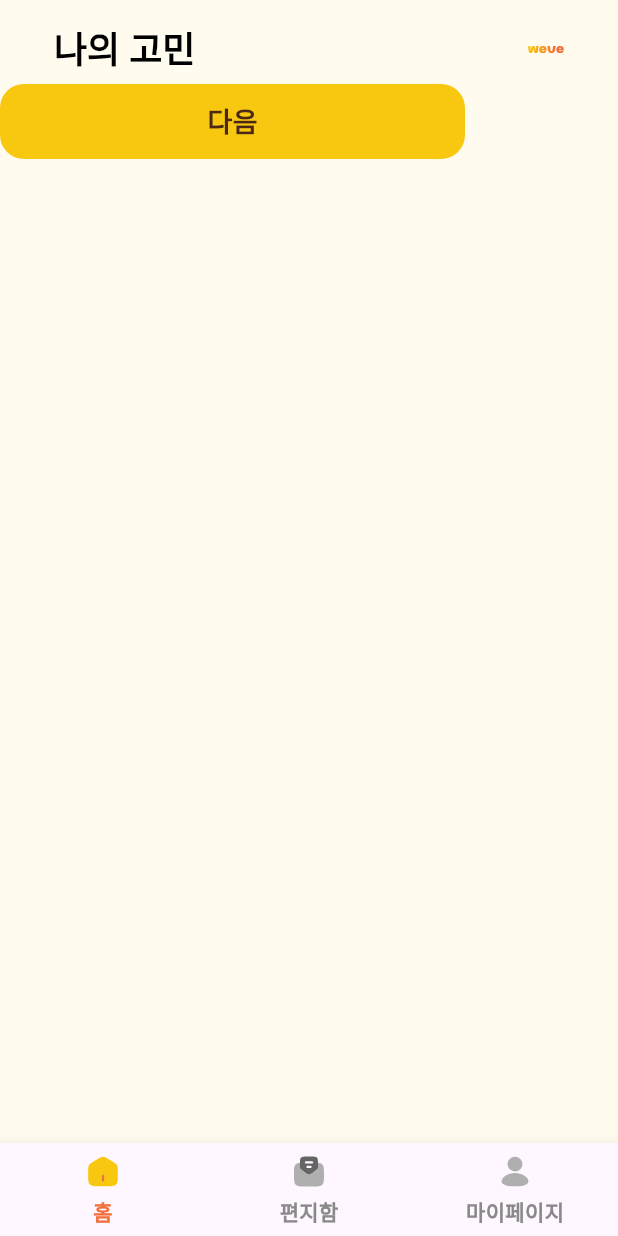
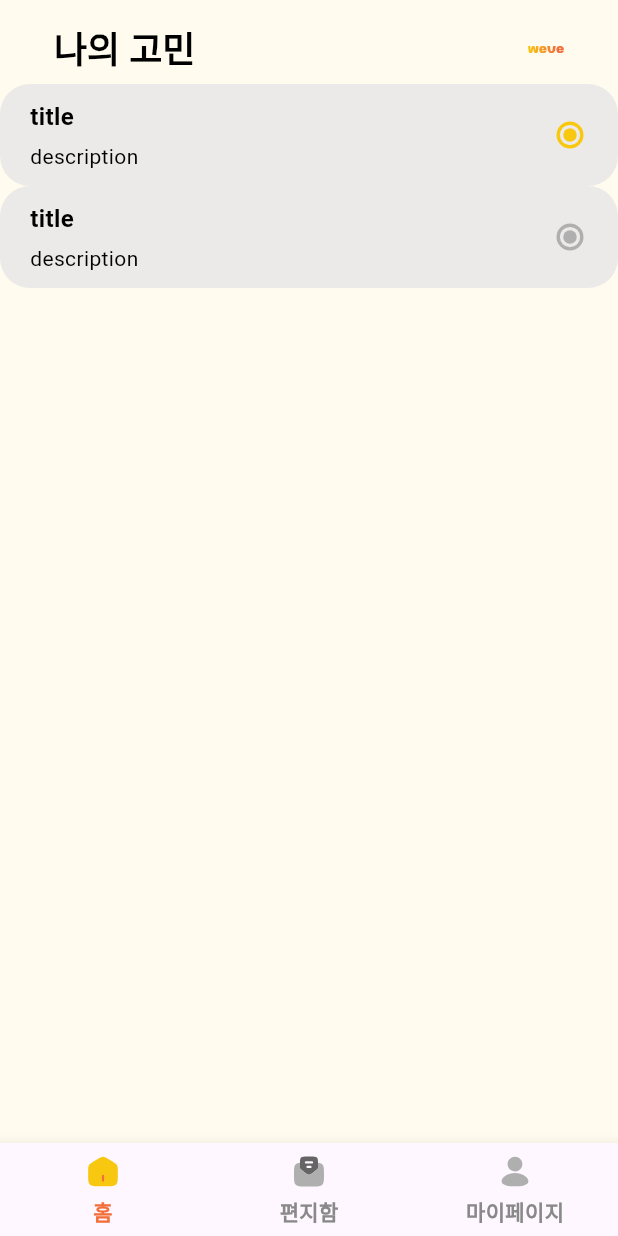
Before and after one commit to gdsc-ssu/gdgoc-weve-client, a Flutter app: the screen it shows after launch, on a phone screen of 412 x 824 dp. Run offline on Flutter 3.47's test engine with Material 3 defaults, Android fonts, the phone set to English and light mode, and no system bars; our stand-ins replace flutter_riverpod, flutter_svg; Roboto replaces fonts that are missing (Pretendard).

Commit message:
feat: selected button component

```diff
--- a/lib/commons/widgets/button/view/select_button.dart
+++ b/lib/commons/widgets/button/view/select_button.dart
@@ -0,0 +1,53 @@
+import 'package:flutter/material.dart';
+import 'package:weve_client/core/constants/colors.dart';
+import 'package:weve_client/core/constants/custom_icon.dart';
+import 'package:weve_client/core/constants/fonts.dart';
+
+class SelectButton extends StatelessWidget {
+  final String title;
+  final String description;
+  final bool isSelected;
+  final VoidCallback onTap;
+
+  const SelectButton({
+    super.key,
+    required this.title,
+    required this.description,
+    required this.isSelected,
+    required this.onTap,
+  });
+
+  @override
+  Widget build(BuildContext context) {
+    return GestureDetector(
+      onTap: onTap,
+      child: Container(
+        width: double.infinity,
+        padding: const EdgeInsets.symmetric(horizontal: 20, vertical: 10),
+        decoration: BoxDecoration(
+          color: WeveColor.bg.bg2,
+          borderRadius: BorderRadius.circular(20),
+        ),
+        child: Row(
+          children: [
+            Expanded(
+              child: Column(
+                crossAxisAlignment: CrossAxisAlignment.start,
+                children: [
+                  Text(title,
+                      style: WeveText.semiHeader5(color: WeveColor.gray.gray1)),
+                  const SizedBox(height: 5),
+                  Text(description,
+                      style: WeveText.body4(color: WeveColor.gray.gray1)),
+                ],
+              ),
+            ),
+            isSelected
+                ? CustomIcons.getIcon(CustomIcons.radioOn)
+                : CustomIcons.getIcon(CustomIcons.radioOff)
+          ],
+        ),
+      ),
+    );
+  }
+}
--- a/lib/features/junior/presentation/views/junior_home_screen.dart
+++ b/lib/features/junior/presentation/views/junior_home_screen.dart
@@ -1,5 +1,6 @@
 import 'package:flutter/material.dart';
 import 'package:weve_client/commons/widgets/button/view/button.dart';
+import 'package:weve_client/commons/widgets/button/view/select_button.dart';
 import 'package:weve_client/commons/widgets/mode_button/model/mode_type.dart';
 import 'package:weve_client/commons/widgets/mode_button/view/mode_button.dart';
 import 'package:weve_client/core/constants/colors.dart';
@@ -18,11 +19,18 @@ class _JuniorHomeScreenState extends State<JuniorHomeScreen> {
     return Scaffold(
         body: Column(
       children: [
-        Button(
-            text: "다음",
-            backgroundColor: WeveColor.main.yellow1_100,
-            textColor: WeveColor.main.yellowText,
-            onPressed: () {})
+        SelectButton(
+          title: "title",
+          description: "description",
+          isSelected: true,
+          onTap: () {},
+        ),
+        SelectButton(
+          title: "title",
+          description: "description",
+          isSelected: false,
+          onTap: () {},
+        )
       ],
     ));
   }
```
